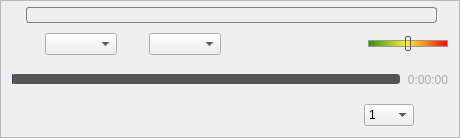
Old version of the form vlc-record/forms/qoverlayedcontrol.ui in the repository code-google-com/vlc-record.
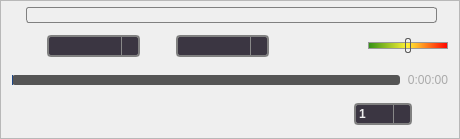
New version of the form. Icons and pictures are not drawn. Custom widgets are drawn as their Qt base class.

Commit message: - style comboboxes in overlay control

What changed in the file:
```diff
--- a/vlc-record/forms/qoverlayedcontrol.ui
+++ b/vlc-record/forms/qoverlayedcontrol.ui
@@ -7,16 +7,78 @@
     <x>0</x>
     <y>0</y>
     <width>460</width>
-    <height>138</height>
+    <height>139</height>
    </rect>
   </property>
   <property name="windowTitle">
    <string>Form</string>
   </property>
   <property name="styleSheet">
-   <string notr="true">QWidget#QOverlayControl {
-background-color: transparent;
-}</string>
+   <string notr="true">/* style sheet for overlay widget ... */
+QWidget#QOverlayControl {
+   background-color: transparent;
+}
+
+/* style ALL comboboxes in this widget ...*/
+QComboBox {
+   margin: 2px;
+   border: 2px solid gray;
+   border-radius: 4px;
+   padding: 1px 18px 1px 3px;
+   font-weight: bold;
+}
+
+QComboBox:enabled {
+   color: #eee;
+   background-color: rgb(59, 54, 66);
+}
+
+QComboBox:!enabled {
+   color: #ccc;
+   background-color: #888;
+}
+
+QComboBox::drop-down {
+   width: 16px;
+   border-left-color: #888;
+   border-left-width: 1px;
+   border-left-style: solid;
+   border-top-right-radius: 4px;
+   border-bottom-right-radius: 4px;
+}
+
+QComboBox::drop-down:enabled {
+   background-color: qlineargradient(spread:pad, x1:0, y1:0, x2:0, y2:1, 
+   stop:0 #313163,
+   stop:0.3  #60609A,
+   stop:0.67 #39395B,
+   stop:1 black);
+}
+
+QComboBox::drop-down:!enabled {
+   background-color: #555;
+}
+
+QComboBox::down-arrow {
+   width: 11px;
+   height: 11px;
+}
+
+QComboBox::down-arrow:enabled {
+   image: url(:/player/down_arrow);
+}
+
+QComboBox::down-arrow:!enabled {
+   image: url(:/player/down_arrow_disabled);
+}
+
+QComboBox QAbstractItemView {
+   background-color:  rgb(59, 54, 66);
+   color: white;
+   selection-background-color: #fc0;
+   selection-color: rgb(59, 54, 66);
+}
+</string>
   </property>
   <property name="locale">
    <locale language="English" country="UnitedStates"/>
@@ -205,12 +267,16 @@
          <widget class="QComboBoxEx" name="cbxAspect">
           <property name="font">
            <font>
-            <pointsize>8</pointsize>
+            <weight>75</weight>
+            <bold>true</bold>
            </font>
           </property>
           <property name="toolTip">
            <string>Aspect</string>
           </property>
+          <property name="styleSheet">
+           <string notr="true"/>
+          </property>
          </widget>
         </item>
         <item>
@@ -245,7 +311,8 @@
          <widget class="QComboBoxEx" name="cbxCrop">
           <property name="font">
            <font>
-            <pointsize>8</pointsize>
+            <weight>75</weight>
+            <bold>true</bold>
            </font>
           </property>
           <property name="toolTip">
```
Left out of the diff: 3 changed lines with no effect on the pictures. The commit also changes 6 other files.
